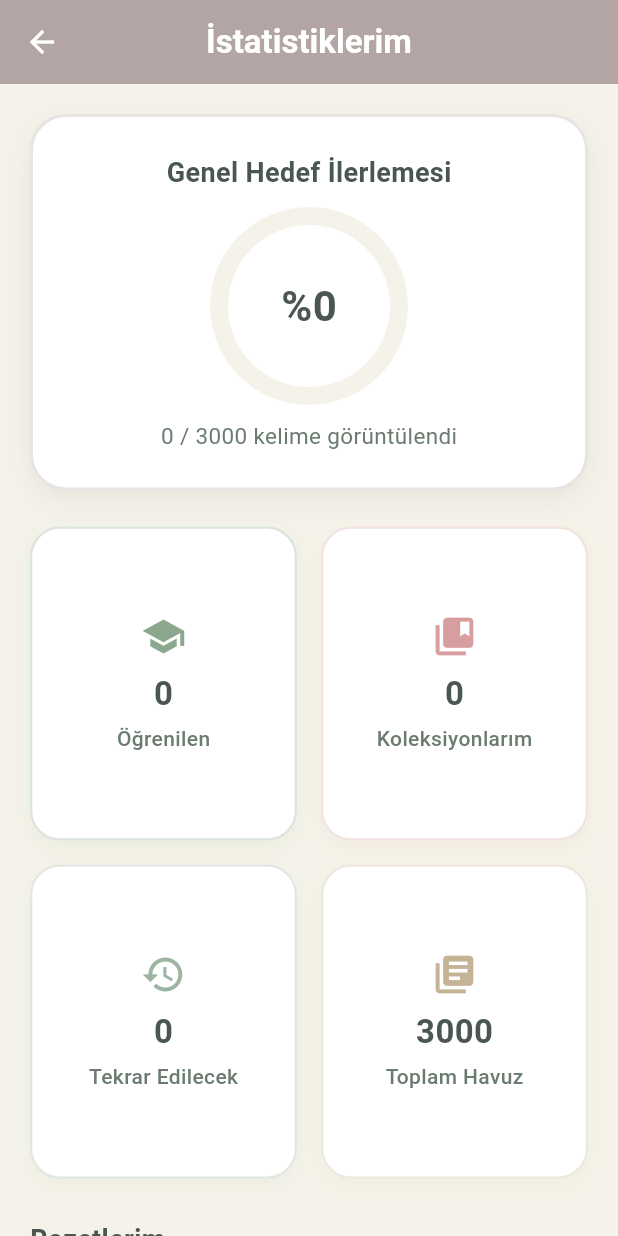
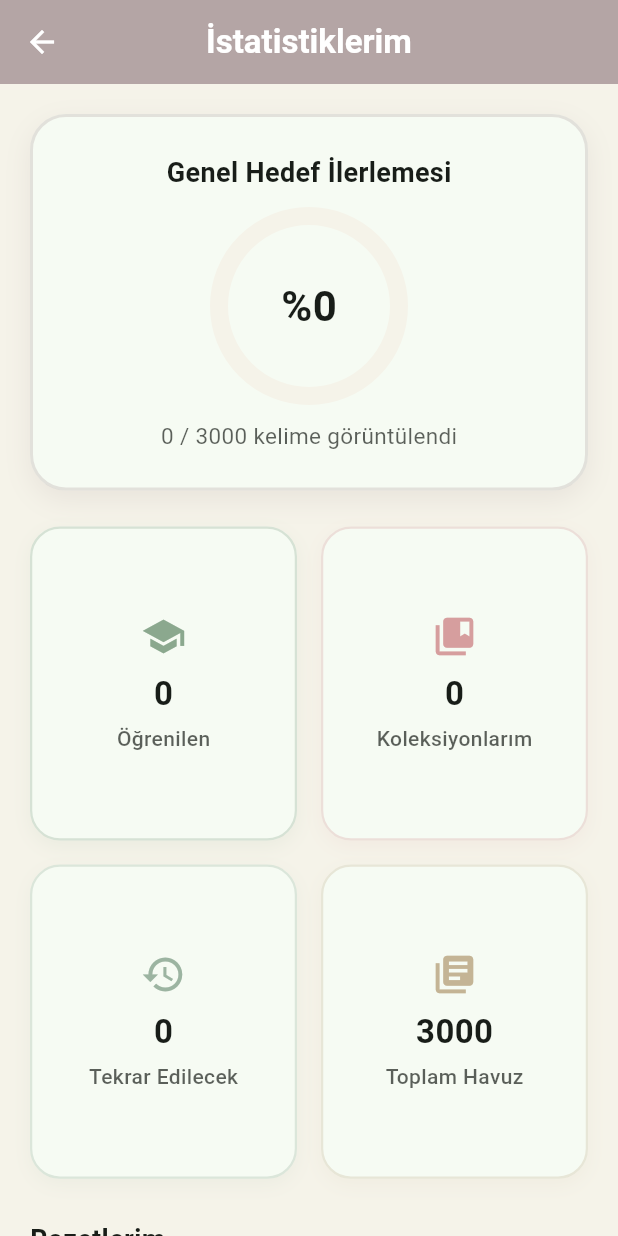
Before and after one commit to busdem/7-Kelime-YDS, a Flutter app: the IstatistiklerScreen screen opened directly, on a phone screen of 412 x 824 dp. Run offline on Flutter 3.47's test engine with Material 3 defaults, Android fonts, the phone set to English and light mode, and no system bars; our stand-ins replace flutter_local_notifications, flutter_timezone, flutter_tts, shared_preferences, timezone; accounts and stored records are empty.

Commit message:
Koyu mod için kart renkleri düzeltildi

```diff
--- a/lib/screens/istatistikler_screen.dart
+++ b/lib/screens/istatistikler_screen.dart
@@ -46,7 +46,7 @@ class IstatistiklerScreen extends StatelessWidget {
             Container(
               padding: const EdgeInsets.all(24),
               decoration: BoxDecoration(
-                color: Colors.white,
+                color: Theme.of(context).colorScheme.surface,
                 borderRadius: BorderRadius.circular(24),
                 boxShadow: [
                   BoxShadow(
@@ -62,12 +62,12 @@ class IstatistiklerScreen extends StatelessWidget {
               ),
               child: Column(
                 children: [
-                  const Text(
+                  Text(
                     'Genel Hedef İlerlemesi',
                     style: TextStyle(
                       fontSize: 18,
                       fontWeight: FontWeight.bold,
-                      color: Color(0xFF4A5750),
+                      color: Theme.of(context).colorScheme.onSurface,
                     ),
                   ),
                   const SizedBox(height: 16),
@@ -89,10 +89,10 @@ class IstatistiklerScreen extends StatelessWidget {
                       ),
                       Text(
                         '%$yuzde',
-                        style: const TextStyle(
+                        style: TextStyle(
                           fontSize: 28,
                           fontWeight: FontWeight.bold,
-                          color: Color(0xFF4A5750),
+                          color: Theme.of(context).colorScheme.onSurface,
                         ),
                       ),
                     ],
@@ -100,9 +100,11 @@ class IstatistiklerScreen extends StatelessWidget {
                   const SizedBox(height: 16),
                   Text(
                     '$ogrenilenSayisi / $toplamKelime kelime görüntülendi',
-                    style: const TextStyle(
+                    style: TextStyle(
                       fontSize: 15,
-                      color: Color(0xFF6B7B70),
+                      color: Theme.of(
+                        context,
+                      ).colorScheme.onSurface.withOpacity(0.7),
                     ),
                   ),
                 ],
@@ -119,24 +121,28 @@ class IstatistiklerScreen extends StatelessWidget {
               childAspectRatio: 0.85,
               children: [
                 _buildMetricCard(
+                  context,
                   'Öğrenilen',
                   '$ogrenilenSayisi',
                   Icons.school,
                   const Color(0xFF8BA88E),
                 ),
                 _buildMetricCard(
+                  context,
                   'Koleksiyonlarım',
                   '$koleksiyonSayisi',
                   Icons.collections_bookmark,
                   const Color(0xFFD69E9E),
                 ),
                 _buildMetricCard(
+                  context,
                   'Tekrar Edilecek',
                   '$tekrarSayisi',
                   Icons.history,
                   const Color(0xFF9CB4A1),
                 ),
                 _buildMetricCard(
+                  context,
                   'Toplam Havuz',
                   '$toplamKelime',
                   Icons.library_books,
@@ -154,6 +160,7 @@ class IstatistiklerScreen extends StatelessWidget {
   }
 
   Widget _buildMetricCard(
+    BuildContext context,
     String title,
     String value,
     IconData icon,
@@ -162,7 +169,7 @@ class IstatistiklerScreen extends StatelessWidget {
     return Container(
       padding: const EdgeInsets.all(16),
       decoration: BoxDecoration(
-        color: Colors.white,
+        color: Theme.of(context).colorScheme.surface,
         borderRadius: BorderRadius.circular(20),
         boxShadow: [
           BoxShadow(
@@ -182,10 +189,10 @@ class IstatistiklerScreen extends StatelessWidget {
             fit: BoxFit.scaleDown,
             child: Text(
               value,
-              style: const TextStyle(
+              style: TextStyle(
                 fontSize: 22,
                 fontWeight: FontWeight.bold,
-                color: Color(0xFF4A5750),
+                color: Theme.of(context).colorScheme.onSurface,
               ),
             ),
           ),
@@ -195,9 +202,9 @@ class IstatistiklerScreen extends StatelessWidget {
             child: Text(
               title,
               textAlign: TextAlign.center,
-              style: const TextStyle(
+              style: TextStyle(
                 fontSize: 14,
-                color: Color(0xFF6B7B70),
+                color: Theme.of(context).colorScheme.onSurface.withOpacity(0.7),
                 fontWeight: FontWeight.w500,
               ),
             ),
@@ -211,12 +218,12 @@ class IstatistiklerScreen extends StatelessWidget {
     return Column(
       crossAxisAlignment: CrossAxisAlignment.start,
       children: [
-        const Text(
+        Text(
           'Rozetlerim',
           style: TextStyle(
             fontSize: 18,
             fontWeight: FontWeight.bold,
-            color: Color(0xFF4A5750),
+            color: Theme.of(context).colorScheme.onSurface,
           ),
         ),
         const SizedBox(height: 4),
@@ -284,7 +291,7 @@ class IstatistiklerScreen extends StatelessWidget {
                 fontSize: 13,
                 fontWeight: FontWeight.w600,
                 color: kazanildi
-                    ? const Color(0xFF4A5750)
+                    ? Theme.of(context).colorScheme.onSurface
                     : Colors.grey.shade500,
               ),
             ),
@@ -334,7 +341,10 @@ class IstatistiklerScreen extends StatelessWidget {
           kazanildi
               ? tanim.aciklama
               : '${tanim.aciklama}\n\nBu rozeti henüz kazanmadın.',
-          style: const TextStyle(fontSize: 15, color: Color(0xFF6B7B70)),
+          style: TextStyle(
+            fontSize: 15,
+            color: Theme.of(context).colorScheme.onSurface.withOpacity(0.7),
+          ),
         ),
         actions: [
           TextButton(
--- a/lib/screens/listening_screen.dart
+++ b/lib/screens/listening_screen.dart
@@ -176,8 +176,8 @@ class _ListeningQuizScreenState extends State<ListeningQuizScreen> {
                 String secenek = secenekler[index];
 
                 // Renk mantığı
-                Color butonRengi = Colors.white;
-                Color yaziRengi = const Color(0xFF4A5750);
+                Color butonRengi = Theme.of(context).colorScheme.surface;
+                Color yaziRengi = Theme.of(context).colorScheme.onSurface;
                 Color borderRengi = Colors.grey.shade300;
                 bool secildiMi = false;
 
--- a/lib/screens/rehber_screen.dart
+++ b/lib/screens/rehber_screen.dart
@@ -51,10 +51,10 @@ class RehberScreen extends StatelessWidget {
           content: SingleChildScrollView(
             child: Text(
               icerik,
-              style: const TextStyle(
+              style: TextStyle(
                 fontSize: 16,
                 height: 1.4,
-                color: Color(0xFF4A5750),
+                color: Theme.of(context).colorScheme.onSurface,
               ),
             ),
           ),
--- a/lib/screens/tekrar_et_screen.dart
+++ b/lib/screens/tekrar_et_screen.dart
@@ -95,10 +95,10 @@ class _TekrarEtScreenState extends State<TekrarEtScreen> {
                           ),
                           title: Text(
                             kelime['word'] ?? '',
-                            style: const TextStyle(
+                            style: TextStyle(
                               fontWeight: FontWeight.bold,
                               fontSize: 22,
-                              color: Color(0xFF4A5750),
+                              color: Theme.of(context).colorScheme.onSurface,
                             ),
                           ),
                           onTap: () {
```
Also changed, not shown: lib/screens/dashboard_screen.dart (+29 -26 lines), lib/screens/flashcard_screen.dart (+20 -18 lines), lib/screens/kelime_arsivi_screen.dart (+8 -6 lines), lib/screens/koleksiyonlar_screen.dart (+9 -7 lines), lib/screens/quiz_screen.dart (+5 -5 lines), lib/screens/spelling_screen.dart (+5 -5 lines).
